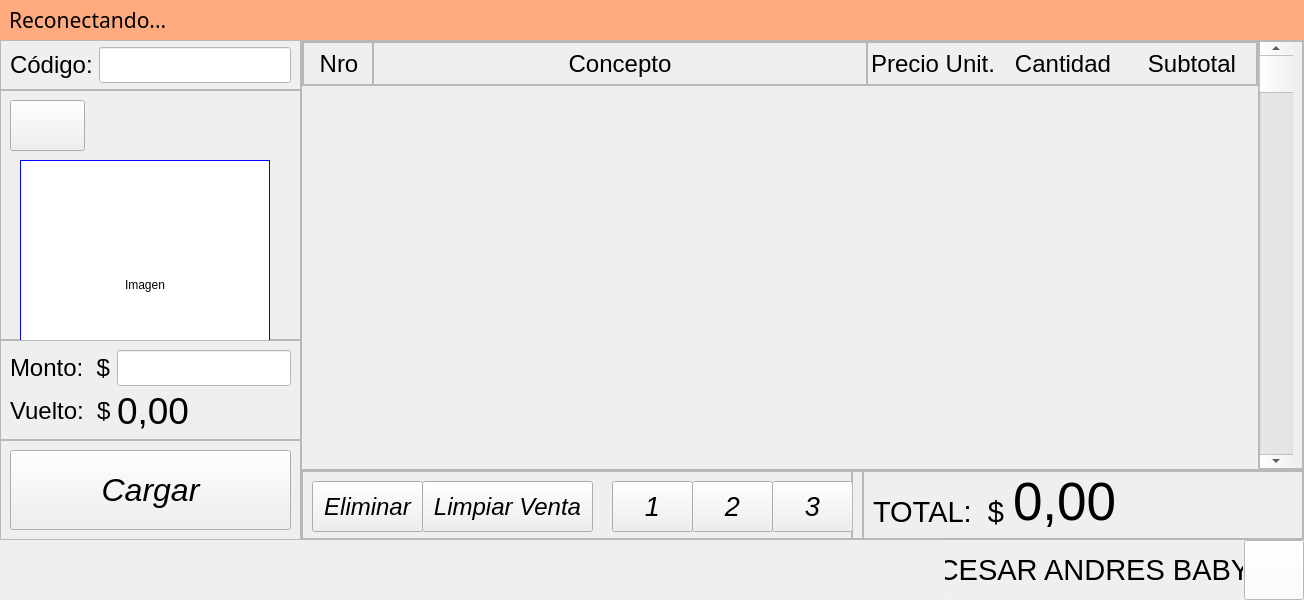
Old version of the form sources/vtn/untitled.ui in the repository Cesar073/Punto-Venta-3.
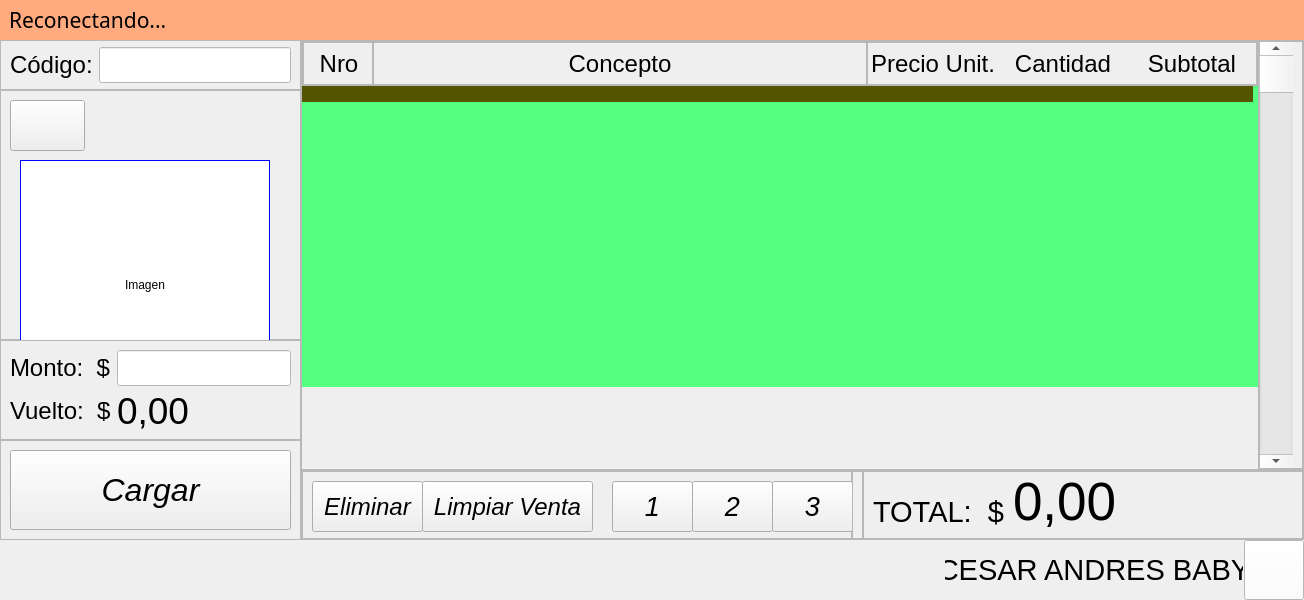
New version of the form.

```diff
--- a/sources/vtn/untitled.ui
+++ b/sources/vtn/untitled.ui
@@ -470,24 +470,15 @@
                       <property name="frameShadow">
                        <enum>QFrame::Raised</enum>
                       </property>
-                      <layout class="QVBoxLayout" name="verticalLayout_4">
-                       <property name="spacing">
-                        <number>0</number>
-                       </property>
-                       <property name="leftMargin">
-                        <number>0</number>
-                       </property>
-                       <property name="topMargin">
-                        <number>0</number>
-                       </property>
-                       <property name="rightMargin">
-                        <number>0</number>
-                       </property>
-                       <property name="bottomMargin">
-                        <number>0</number>
-                       </property>
-                       <item>
                         <widget class="QFrame" name="frame_labels">
+                       <property name="geometry">
+                        <rect>
+                         <x>0</x>
+                         <y>0</y>
+                         <width>956</width>
+                         <height>45</height>
+                        </rect>
+                       </property>
                          <property name="minimumSize">
                           <size>
                            <width>0</width>
@@ -752,39 +743,39 @@
                           </item>
                          </layout>
                         </widget>
-                       </item>
-                       <item alignment="Qt::AlignTop">
                         <widget class="QFrame" name="frame_content_lista">
+                       <property name="geometry">
+                        <rect>
+                         <x>0</x>
+                         <y>45</y>
+                         <width>956</width>
+                         <height>301</height>
+                        </rect>
+                       </property>
                          <property name="sizePolicy">
                           <sizepolicy hsizetype="Preferred" vsizetype="Expanding">
                            <horstretch>0</horstretch>
                            <verstretch>0</verstretch>
                           </sizepolicy>
                          </property>
+                       <property name="styleSheet">
+                        <string notr="true">background-color: rgb(85, 255, 127);</string>
+                       </property>
                          <property name="frameShape">
                           <enum>QFrame::NoFrame</enum>
                          </property>
                          <property name="frameShadow">
                           <enum>QFrame::Raised</enum>
                          </property>
-                         <layout class="QVBoxLayout" name="verticalLayout_12">
-                          <property name="spacing">
-                           <number>0</number>
-                          </property>
-                          <property name="leftMargin">
-                           <number>0</number>
-                          </property>
-                          <property name="topMargin">
-                           <number>0</number>
-                          </property>
-                          <property name="rightMargin">
-                           <number>0</number>
-                          </property>
-                          <property name="bottomMargin">
-                           <number>0</number>
-                          </property>
-                          <item alignment="Qt::AlignTop">
                            <widget class="QFrame" name="frame_lista">
+                        <property name="geometry">
+                         <rect>
+                          <x>0</x>
+                          <y>0</y>
+                          <width>951</width>
+                          <height>16</height>
+                         </rect>
+                        </property>
                             <property name="sizePolicy">
                              <sizepolicy hsizetype="Fixed" vsizetype="Fixed">
                               <horstretch>0</horstretch>
@@ -803,6 +794,9 @@
                               <height>10000</height>
                              </size>
                             </property>
+                        <property name="styleSheet">
+                         <string notr="true">background-color: rgb(85, 85, 0);</string>
+                        </property>
                             <property name="frameShape">
                              <enum>QFrame::NoFrame</enum>
                             </property>
@@ -810,11 +804,7 @@
                              <enum>QFrame::Raised</enum>
                             </property>
                            </widget>
-                          </item>
-                         </layout>
-                        </widget>
-                       </item>
-                      </layout>
+                      </widget>
                      </widget>
                     </item>
                     <item>
```
Lines whose indentation alone changed are shown as unchanged.
